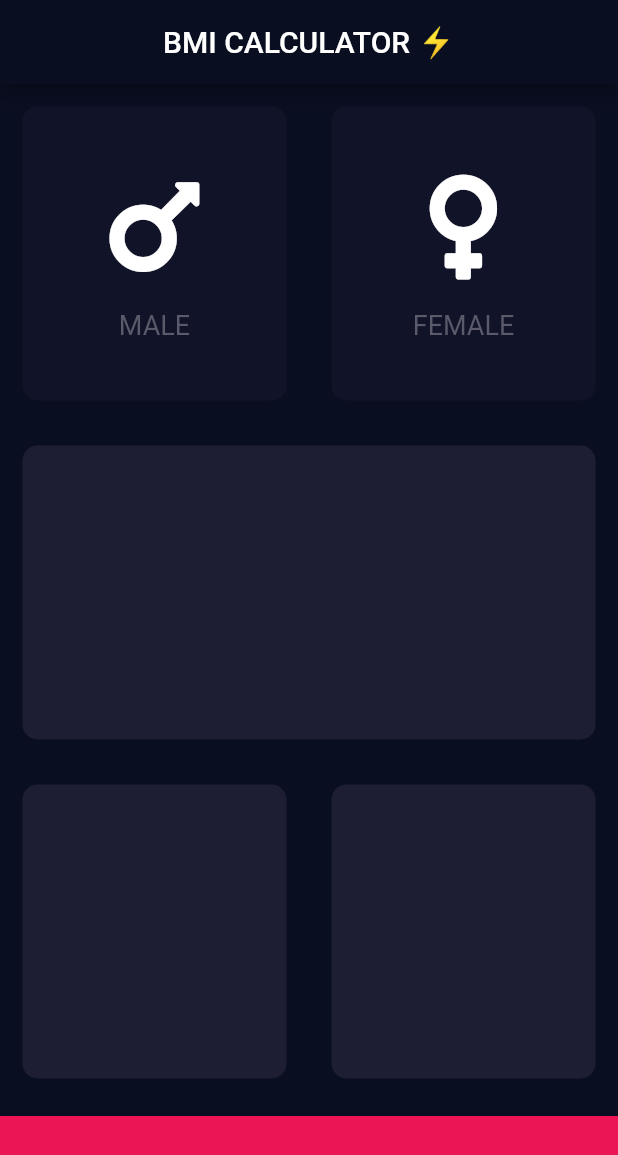
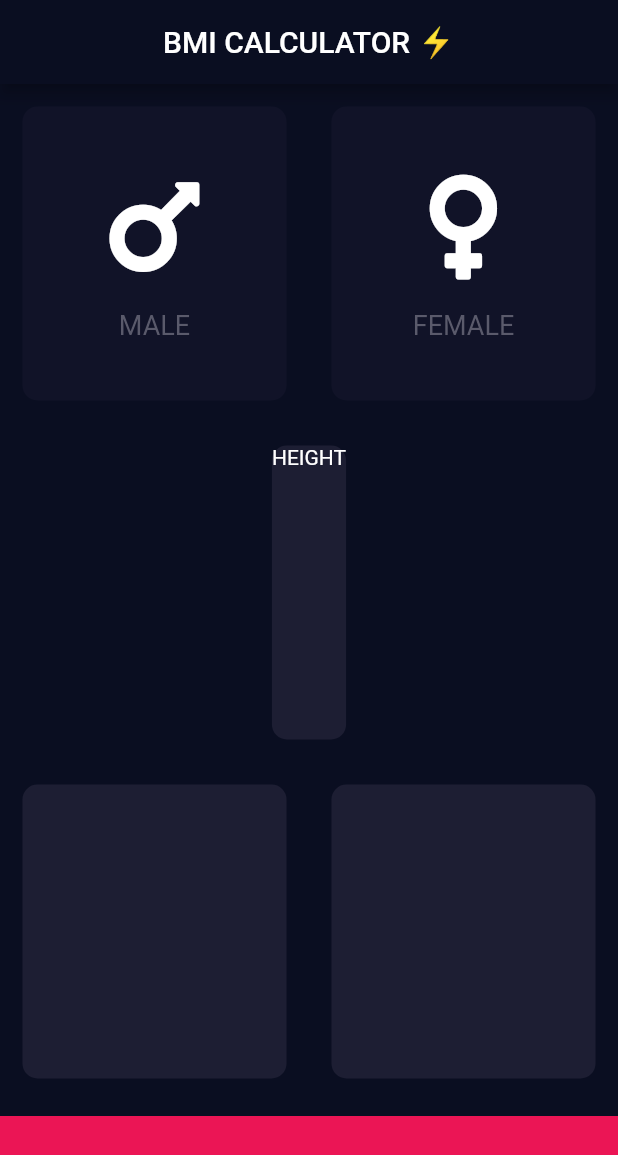
Before and after one commit to Eventyret/flutter-bmi-calc, a Flutter app: the screen it shows after launch, on a phone screen of 412 x 824 dp. Shown: the top 1155 px of the screen. Run offline on Flutter 3.47's test engine with Material 2 defaults, Android fonts, the phone set to English and light mode, and no system bars; our stand-ins replace font_awesome_flutter.

Commit message:
Refactored to constants file

```diff
--- /dev/null
+++ b/lib/constants.dart
@@ -0,0 +1,10 @@
+import 'package:flutter/material.dart';
+
+const kBctiveCardColor = Color(0xFF1D1E33);
+const kInactiveCardColor = Color(0xFF111328);
+const kBottomContainerHeight = 80.0;
+const kBottomContainerColor = Color(0xFFEB1555);
+const kLabelTextStyle = TextStyle(
+  fontSize: 18.0,
+  color: Color(0xFF5A5A6B),
+);
--- a/lib/icon_content.dart
+++ b/lib/icon_content.dart
@@ -1,9 +1,6 @@
 import 'package:flutter/material.dart';
+import 'constants.dart';
 
-const labelTextStyle = TextStyle(
-  fontSize: 18.0,
-  color: Color(0xFF5A5A6B),
-);
 
 class IconContent extends StatelessWidget {
   IconContent({this.icon, this.label});
@@ -25,7 +22,7 @@
         ),
         Text(
           label.toUpperCase(),
-          style: labelTextStyle,
+          style: kLabelTextStyle,
         )
       ],
     );
--- a/lib/input_page.dart
+++ b/lib/input_page.dart
@@ -3,11 +3,8 @@
 import 'package:font_awesome_flutter/font_awesome_flutter.dart';
 import 'icon_content.dart';
 import 'resuable_card.dart';
+import 'constants.dart';
 
-const activeCardColor = Color(0xFF1D1E33);
-const inactiveCardColor = Color(0xFF111328);
-const bottomContainerHeight = 80.0;
-const bottomContainerColor = Color(0xFFEB1555);
 
 enum Gender { male, female }
 
@@ -38,8 +35,8 @@
                       });
                     },
                     color: selectedGender == Gender.male
-                        ? activeCardColor
-                        : inactiveCardColor,
+                        ? kBctiveCardColor
+                        : kInactiveCardColor,
                     cardChild: IconContent(
                       icon: FontAwesomeIcons.mars,
                       label: 'Male',
@@ -54,8 +51,8 @@
                       });
                     },
                     color: selectedGender == Gender.female
-                        ? activeCardColor
-                        : inactiveCardColor,
+                        ? kBctiveCardColor
+                        : kInactiveCardColor,
                     cardChild: IconContent(
                       icon: FontAwesomeIcons.venus,
                       label: 'Female',
@@ -65,24 +62,29 @@
               ],
             )),
             Expanded(
-              child: ReuseableCard(color: activeCardColor),
+              child: ReuseableCard(
+                color: kBctiveCardColor,
+                cardChild: Column(
+                  children: <Widget>[Text('Height'.toUpperCase())],
+                ),
+              ),
             ),
             Expanded(
                 child: Row(
               children: <Widget>[
                 Expanded(
-                  child: ReuseableCard(color: activeCardColor),
+                  child: ReuseableCard(color: kBctiveCardColor),
                 ),
                 Expanded(
-                  child: ReuseableCard(color: activeCardColor),
+                  child: ReuseableCard(color: kBctiveCardColor),
                 ),
               ],
             )),
             Container(
-              color: bottomContainerColor,
+              color: kBottomContainerColor,
               margin: EdgeInsets.only(top: 10.0),
               width: double.infinity,
-              height: bottomContainerHeight,
+              height: kBottomContainerHeight,
             ),
           ],
         ));
--- a/lib/resuable_card.dart
+++ b/lib/resuable_card.dart
@@ -1,5 +1,4 @@
 import 'package:flutter/material.dart';
-
 class ReuseableCard extends StatelessWidget {
   ReuseableCard({@required this.color, this.cardChild, this.onPress});
   final Color color;
```
